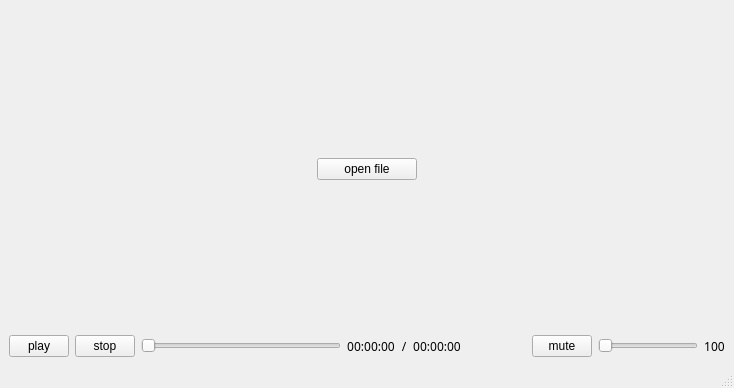
This is Sources/25_video_player/mainwindow.ui in youshihou/audio-video-learning as Qt 5 draws it before an edit. The edited form follows.
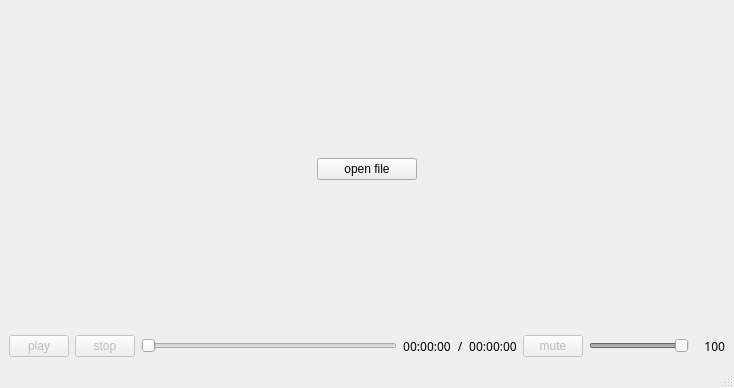
This is the edited form. Custom widgets are drawn as their Qt base class.

Patch:
```diff
--- a/Sources/25_video_player/mainwindow.ui
+++ b/Sources/25_video_player/mainwindow.ui
@@ -49,6 +49,9 @@
        <layout class="QHBoxLayout" name="horizontalLayout_2">
         <item>
          <widget class="QPushButton" name="playButton">
+          <property name="enabled">
+           <bool>false</bool>
+          </property>
           <property name="maximumSize">
            <size>
             <width>60</width>
@@ -62,6 +65,9 @@
         </item>
         <item>
          <widget class="QPushButton" name="stopButton">
+          <property name="enabled">
+           <bool>false</bool>
+          </property>
           <property name="maximumSize">
            <size>
             <width>60</width>
@@ -76,10 +82,13 @@
         <item>
          <layout class="QHBoxLayout" name="horizontalLayout_3">
           <item>
-           <widget class="QSlider" name="currentSlider">
+           <widget class="VideoSlider" name="currentSlider">
+            <property name="enabled">
+             <bool>false</bool>
+            </property>
             <property name="minimumSize">
              <size>
-              <width>200</width>
+              <width>250</width>
               <height>0</height>
              </size>
             </property>
@@ -147,23 +156,13 @@
           </item>
          </layout>
         </item>
-        <item>
-         <spacer name="horizontalSpacer">
-          <property name="orientation">
-           <enum>Qt::Horizontal</enum>
-          </property>
-          <property name="sizeHint" stdset="0">
-           <size>
-            <width>40</width>
-            <height>20</height>
-           </size>
-          </property>
-         </spacer>
-        </item>
         <item>
          <layout class="QHBoxLayout" name="horizontalLayout_4">
           <item>
            <widget class="QPushButton" name="muteButton">
+            <property name="enabled">
+             <bool>false</bool>
+            </property>
             <property name="maximumSize">
              <size>
               <width>60</width>
@@ -176,7 +175,10 @@
            </widget>
           </item>
           <item>
-           <widget class="QSlider" name="volumnSlider">
+           <widget class="VideoSlider" name="volumnSlider">
+            <property name="enabled">
+             <bool>false</bool>
+            </property>
             <property name="minimumSize">
              <size>
               <width>100</width>
@@ -189,6 +191,12 @@
               <height>16777215</height>
              </size>
             </property>
+            <property name="maximum">
+             <number>100</number>
+            </property>
+            <property name="value">
+             <number>100</number>
+            </property>
             <property name="orientation">
              <enum>Qt::Horizontal</enum>
             </property>
@@ -196,6 +204,18 @@
           </item>
           <item>
            <widget class="QLabel" name="volumnLabel">
+            <property name="minimumSize">
+             <size>
+              <width>30</width>
+              <height>0</height>
+             </size>
+            </property>
+            <property name="maximumSize">
+             <size>
+              <width>30</width>
+              <height>16777215</height>
+             </size>
+            </property>
             <property name="font">
              <font>
               <family>Menlo</family>
@@ -205,7 +225,7 @@
              <string>100</string>
             </property>
             <property name="alignment">
-             <set>Qt::AlignCenter</set>
+             <set>Qt::AlignRight|Qt::AlignTrailing|Qt::AlignVCenter</set>
             </property>
            </widget>
           </item>
@@ -229,6 +249,19 @@
   </widget>
   <widget class="QStatusBar" name="statusbar"/>
  </widget>
+ <customwidgets>
+  <customwidget>
+   <class>VideoWidget</class>
+   <extends>QWidget</extends>
+   <header>videowidget.h</header>
+   <container>1</container>
+  </customwidget>
+  <customwidget>
+   <class>VideoSlider</class>
+   <extends>QSlider</extends>
+   <header>videoslider.h</header>
+  </customwidget>
+ </customwidgets>
  <resources/>
  <connections/>
 </ui>
```
Left out of the diff: 8 changed lines with no effect on the pictures.
